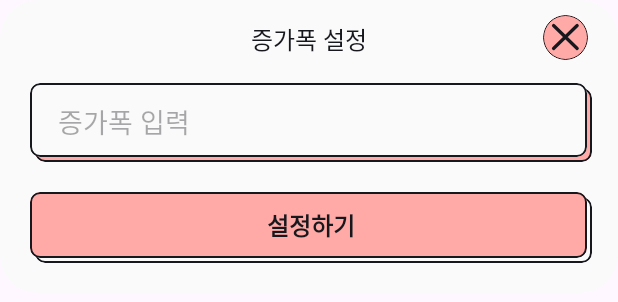
After one commit to kmj94102/MjAppXml, an Android app: the layout dialog_increase_setting.xml on its own in the app's theme, with its tools: preview values and no code run, on a phone screen of 412 x 824 dp. The commit adds this screen. Shown: the top 302 px of the screen. Run offline under Robolectric (Android 15) with nearby library versions, the light colour scheme and no system bars.

Commit message:
- 포켓몬 카운터 기능 추가

```diff
--- a/app/src/main/java/com/example/mjappxml/BaseViewModelFragment.kt
+++ b/app/src/main/java/com/example/mjappxml/BaseViewModelFragment.kt
@@ -34,6 +34,10 @@ abstract class BaseViewModelFragment<B : ViewDataBinding, VM : ViewModel>(
         return binding.root
     }
 
+    protected fun onBack() {
+        parentFragmentManager.popBackStack()
+    }
+
     protected fun showDialog() {
 //        dialog = LoadingDialog().also {
 //            it.show(parentFragmentManager, null)
--- /dev/null
+++ b/app/src/main/res/layout/dialog_increase_setting.xml
@@ -0,0 +1,103 @@
+<?xml version="1.0" encoding="utf-8"?>
+<layout>
+
+    <data>
+
+        <variable
+            name="dialog"
+            type="com.example.mjappxml.ui.game.pokemon.counter.IncreaseSettingDialog" />
+    </data>
+
+    <com.google.android.material.card.MaterialCardView xmlns:android="http://schemas.android.com/apk/res/android"
+        xmlns:app="http://schemas.android.com/apk/res-auto"
+        xmlns:tools="http://schemas.android.com/tools"
+        android:layout_width="match_parent"
+        android:layout_height="wrap_content"
+        app:cardBackgroundColor="@color/white"
+        app:cardCornerRadius="25dp"
+        app:strokeWidth="0dp">
+
+        <androidx.constraintlayout.widget.ConstraintLayout
+            android:layout_width="match_parent"
+            android:layout_height="wrap_content">
+
+            <TextView
+                android:layout_width="wrap_content"
+                android:layout_height="wrap_content"
+                android:layout_marginTop="14dp"
+                android:text="@string/increase_setting"
+                android:textColor="@color/black"
+                android:textSize="16sp"
+                app:layout_constraintEnd_toEndOf="parent"
+                app:layout_constraintStart_toStartOf="parent"
+                app:layout_constraintTop_toTopOf="parent" />
+
+            <com.example.mjappxml.custom.IconButton
+                android:id="@+id/btnClose"
+                android:layout_width="30dp"
+                android:layout_height="30dp"
+                android:layout_marginTop="10dp"
+                android:layout_marginEnd="20dp"
+                android:onClick="@{() -> dialog.onDismissClick()}"
+                app:cardBackgroundColor="@color/red"
+                app:cardCornerRadius="15dp"
+                app:layout_constraintEnd_toEndOf="parent"
+                app:layout_constraintTop_toTopOf="parent"
+                app:strokeColor="@color/black"
+                app:strokeWidth="1dp" />
+
+            <com.example.mjappxml.custom.DoubleCardView
+                android:id="@+id/layoutInput"
+                android:layout_width="0dp"
+                android:layout_height="wrap_content"
+                android:layout_marginStart="20dp"
+                android:layout_marginTop="15dp"
+                android:layout_marginEnd="17dp"
+                app:bottomCardColor="@color/red"
+                app:layout_constraintEnd_toEndOf="parent"
+                app:layout_constraintStart_toStartOf="parent"
+                app:layout_constraintTop_toBottomOf="@id/btnClose">
+
+                <com.example.mjappxml.custom.CustomEditTextView
+                    android:id="@+id/editText"
+                    android:layout_width="match_parent"
+                    android:layout_height="wrap_content"
+                    android:layout_marginHorizontal="15dp"
+                    android:layout_marginTop="10dp"
+                    android:layout_marginBottom="13dp"
+                    android:hint="@string/input_increase"
+                    android:inputType="number"
+                    android:text="@{String.valueOf(dialog.increase)}"
+                    android:textColor="@color/black" />
+
+            </com.example.mjappxml.custom.DoubleCardView>
+
+            <com.example.mjappxml.custom.DoubleCardView
+                android:layout_width="0dp"
+                android:layout_height="wrap_content"
+                android:layout_marginVertical="20dp"
+                android:onClick="@{() -> dialog.onSettingClick()}"
+                app:layout_constraintBottom_toBottomOf="parent"
+                app:layout_constraintEnd_toEndOf="@id/layoutInput"
+                app:layout_constraintStart_toStartOf="@id/layoutInput"
+                app:layout_constraintTop_toBottomOf="@id/layoutInput"
+                app:topCardColor="@color/red">
+
+                <TextView
+                    android:layout_width="match_parent"
+                    android:layout_height="wrap_content"
+                    android:layout_marginHorizontal="15dp"
+                    android:layout_marginTop="10dp"
+                    android:layout_marginBottom="13dp"
+                    android:text="@string/do_setting"
+                    android:textAlignment="center"
+                    android:textColor="@color/black"
+                    android:textSize="16sp"
+                    android:textStyle="bold" />
+
+            </com.example.mjappxml.custom.DoubleCardView>
+
+        </androidx.constraintlayout.widget.ConstraintLayout>
+
+    </com.google.android.material.card.MaterialCardView>
+</layout>
--- a/app/src/main/res/values/strings.xml
+++ b/app/src/main/res/values/strings.xml
@@ -11,4 +11,7 @@
     <string name="speed">스피드</string>
     <string name="pokemon_name">포켓몬 이름</string>
     <string name="search">검색하기</string>
+    <string name="increase_setting">증가폭 설정</string>
+    <string name="input_increase">증가폭 입력</string>
+    <string name="do_setting">설정하기</string>
 </resources>
```
Also changed, not shown: app/src/main/java/com/example/mjappxml/ui/game/pokemon/counter/IncreaseSettingDialog.kt (added, +36 -0 lines), app/src/main/java/com/example/mjappxml/ui/game/pokemon/counter/PokemonCountFragment.kt (+26 -1 lines), app/src/main/java/com/example/mjappxml/ui/game/pokemon/counter/PokemonCounterAdapter.kt (+64 -8 lines), app/src/main/java/com/example/mjappxml/ui/game/pokemon/counter/PokemonCounterViewModel.kt (+30 -1 lines), app/src/main/java/com/example/mjappxml/ui/game/pokemon/dex/PokemonSelectAdapter.kt (+26 -13 lines), app/src/main/java/com/example/mjappxml/ui/home/HomeFragment.kt (+9 -2 lines), app/src/main/res/layout/cell_pokemon_select.xml (+4 -4 lines), app/src/main/res/layout/fragment_pokemon_counter.xml (+0 -11 lines).
